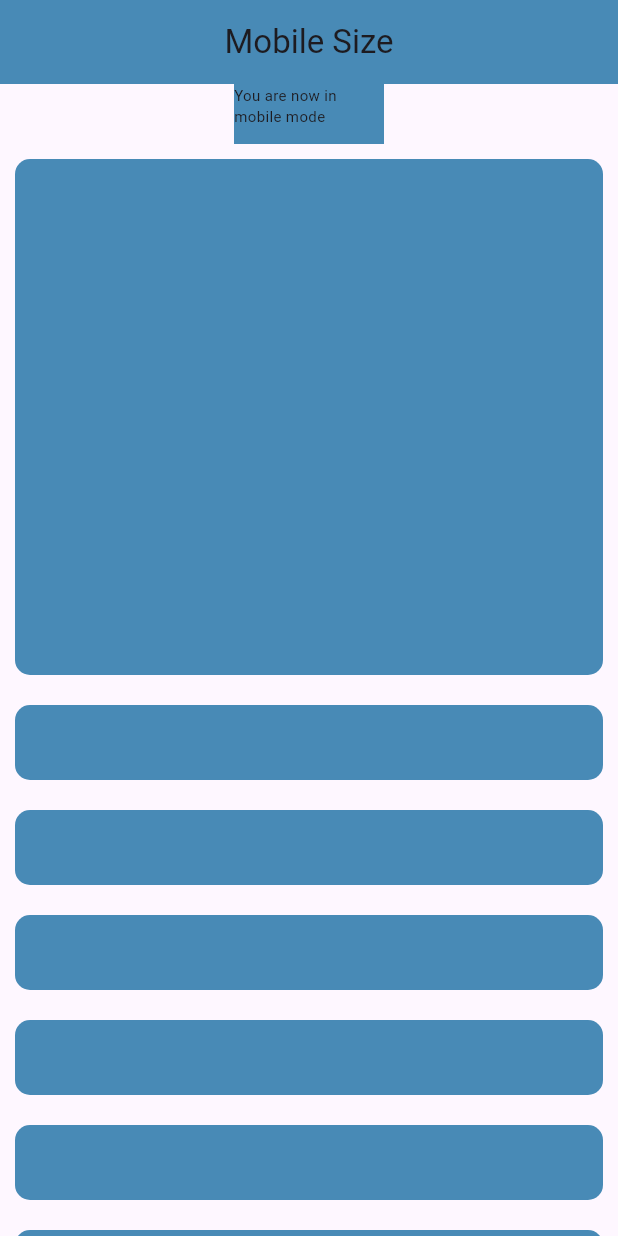
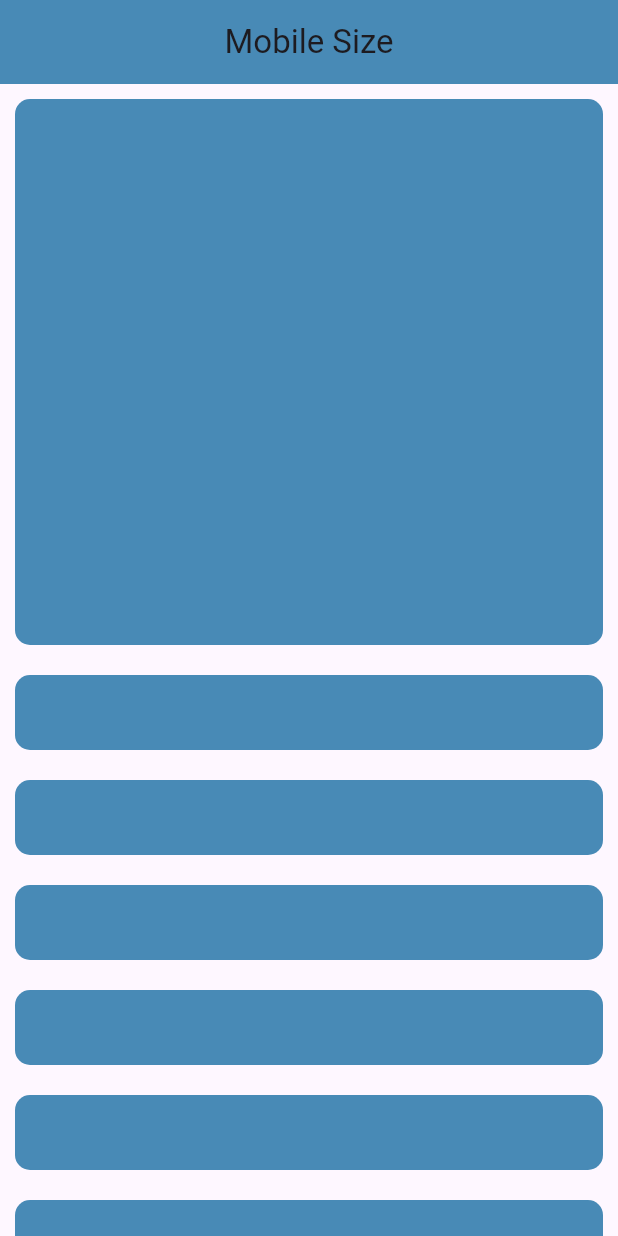
Before and after one commit to arsham-aazami/first_responsive_app, a Flutter app: the screen it shows after launch, on a phone screen of 412 x 824 dp. Run offline on Flutter 3.47's test engine with Material 2 defaults, Android fonts, the phone set to English and light mode, and no system bars.

Commit message:
deleting intro texts

```diff
--- a/lib/responsive/mobile_size.dart
+++ b/lib/responsive/mobile_size.dart
@@ -12,17 +12,7 @@ class MobileSize extends StatelessWidget {
         centerTitle: true,
       ),
       body: Column(children: [
-        Center(
-          child: Container(
-            color: const Color.fromARGB(205, 28, 112, 164),
-            width: 100,
-            height: 40,
-            child: const Text(
-              "You are now in mobile mode",
-              style: TextStyle(fontSize: 10),
-            ),
-          ),
-        ),
+
         Expanded(
           child: Padding(
             padding: const EdgeInsets.all(10),
```
Also changed, not shown: lib/responsive/tablet_size.dart (+1 -8 lines).
